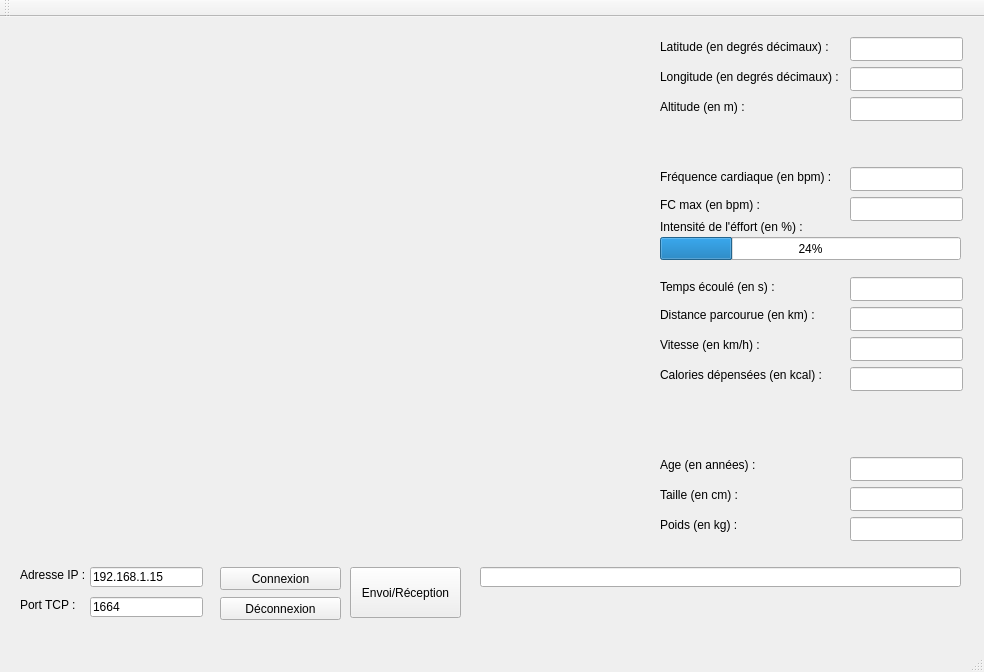
This is mainwindow.ui in Shadwinn/telemetrie-marathon as Qt 5 draws it before an edit. The edited form follows.
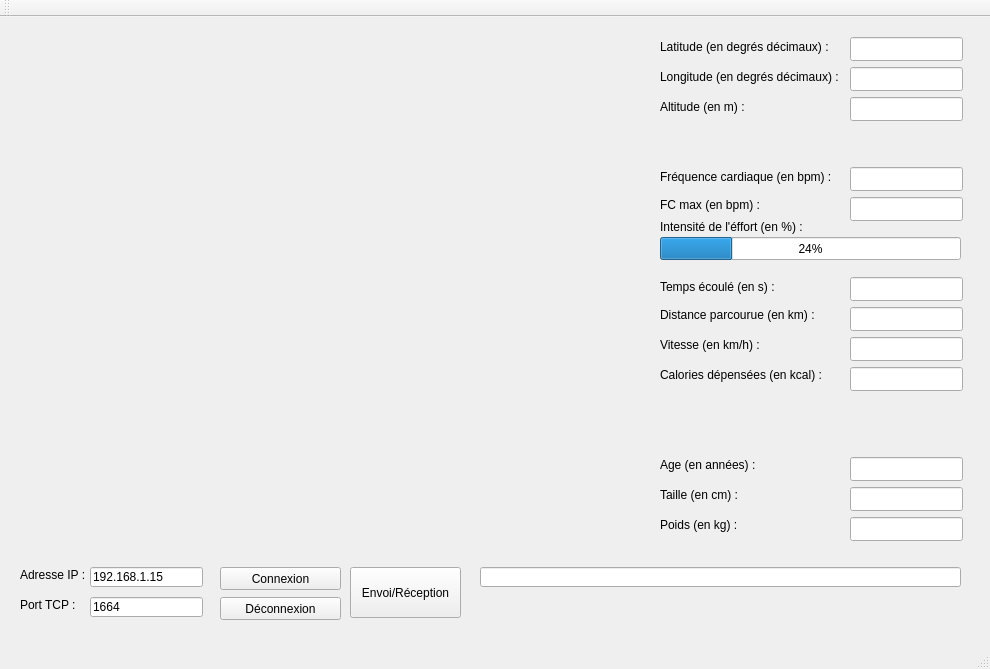
This is the edited form.

What changed in the file:
```diff
--- a/mainwindow.ui
+++ b/mainwindow.ui
@@ -6,8 +6,8 @@
    <rect>
     <x>0</x>
     <y>0</y>
-    <width>984</width>
-    <height>672</height>
+    <width>990</width>
+    <height>669</height>
    </rect>
   </property>
   <property name="windowTitle">
@@ -428,8 +428,8 @@
      <rect>
       <x>40</x>
       <y>20</y>
-      <width>591</width>
-      <height>501</height>
+      <width>581</width>
+      <height>491</height>
      </rect>
     </property>
     <property name="text">
```
Left out of the diff: 2 changed lines with no effect on the pictures.
